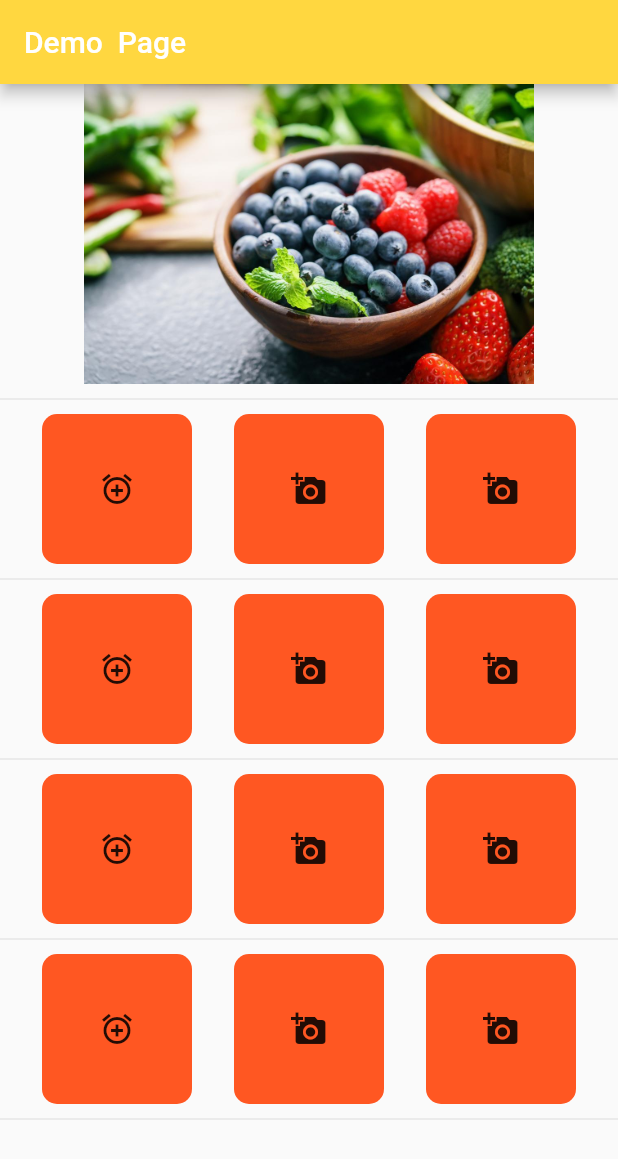
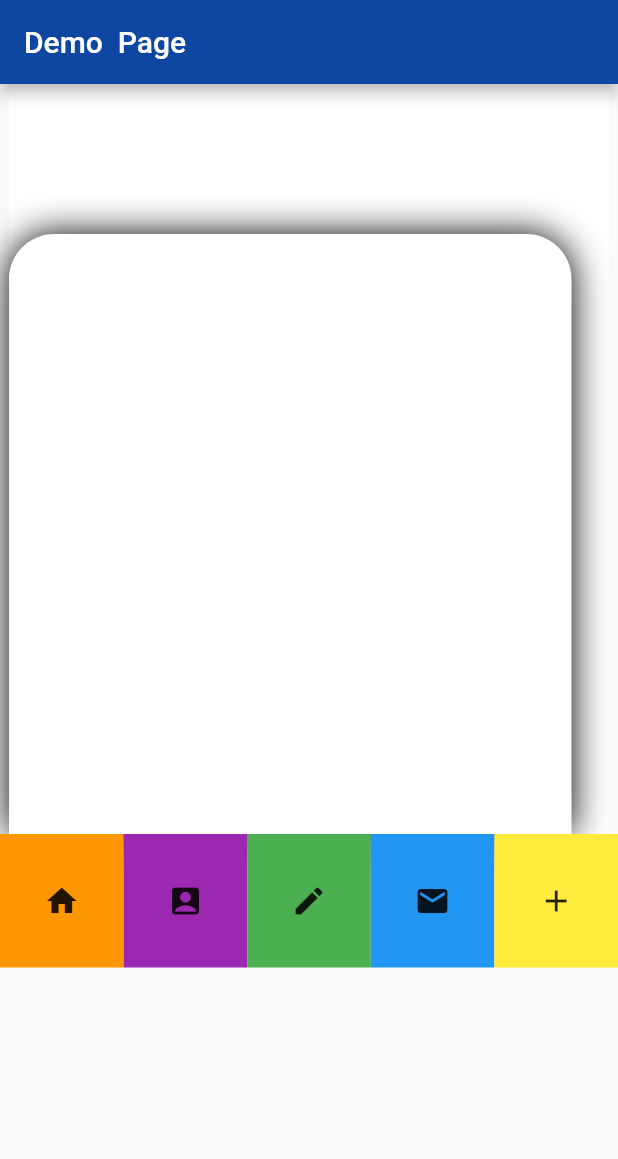
Before and after one commit to jpmehedi/UI-Design-Learn-Flutter, a Flutter app: the screen it shows after launch, on a phone screen of 412 x 824 dp. Shown: the top 1159 px of the screen. Run offline on Flutter 3.47's test engine with Material 2 defaults, Android fonts, the phone set to English and light mode, and no system bars.

Commit message:
stack positioned sizebox box shadow Expanded

```diff
--- a/lib/main.dart
+++ b/lib/main.dart
@@ -12,60 +12,67 @@ class MyApp extends StatelessWidget {
       home: Scaffold(
         appBar: AppBar(
           title: Text('Demo  Page'),
-          backgroundColor: Colors.amberAccent,
+          backgroundColor: Colors.blue[900],
         ),
         body: SafeArea(
-          child: ListView(
+          child: Column(
+            mainAxisSize: MainAxisSize.max,
             children: <Widget>[
-              Column(
-                mainAxisAlignment: MainAxisAlignment.spaceEvenly,
+              Stack(
                 children: <Widget>[
-                  Column(
-                    children: <Widget>[
-                      Image.asset(
-                        'images/food.jpg',
-                        width: 500,
-                        height: 200,
+                  Container(
+                    width: 400,
+                    height: 500,
+                    decoration: BoxDecoration(
+                      color: Colors.white,
+                    ),
+                  ),
+                  Positioned(
+                    top: 100,
+
+                    child: Container(
+                      width: 375,
+                      height: 400,
+                      decoration: BoxDecoration(
+                        color:Colors.white,
+                        boxShadow: [
+                          new BoxShadow(
+                            color: Colors.black,
+                            blurRadius: 20.0,
+                          ),
+                        ],
+                        borderRadius: BorderRadius.only(
+                            topLeft: Radius.circular(30),
+                            topRight: Radius.circular(30)),
+                      ),
+                    ),
                   ),
                 ],
               ),
-                  Divider(
-                    height: 20.0,
+              Row(
+                children: <Widget>[
+                  BottomButton(
+                    colur: Colors.orange,
+                    icon: Icons.home,
                   ),
-                  Column(
-                    children: <Widget>[
-                      BuildRow(),
-                    ],
+                  BottomButton(
+                    colur: Colors.purple,
+                    icon: Icons.account_box,
                   ),
-                  Divider(
-                    height: 20.0,
+                  BottomButton(
+                    colur: Colors.green,
+                    icon: Icons.edit,
                   ),
-                  Column(
-                    children: <Widget>[
-                      BuildRow(),
-                    ],
+                  BottomButton(
+                    colur: Colors.blue,
+                    icon: Icons.email,
                   ),
-                  Divider(
-                    height: 20.0,
-                  ),
-                  Column(
-                    children: <Widget>[
-                      BuildRow(),
-                    ],
-                  ),
-                  Divider(
-                    height: 20.0,
-                  ),
-                  Column(
-                    children: <Widget>[
-                      BuildRow(),
-                    ],
-                  ),
-                  Divider(
-                    height: 20.0,
+                  BottomButton(
+                    colur: Colors.yellow,
+                    icon: Icons.add,
                   ),
                 ],
-              ),
+              )
             ],
           ),
         ),
@@ -74,47 +81,21 @@ class MyApp extends StatelessWidget {
   }
 }
 
-class BuildRow extends StatelessWidget {
-  const BuildRow({
-    Key key,
-  }) : super(key: key);
-
+class BottomButton extends StatelessWidget {
+  BottomButton({@required this.colur, @required this.icon});
+  final Color colur;
+  final IconData icon;
   @override
   Widget build(BuildContext context) {
-    return Row(
-      mainAxisAlignment: MainAxisAlignment.spaceEvenly,
-      children: <Widget>[
-        Container(
-          padding: EdgeInsets.all(20),
-          height: 100.0,
-          width: 100.0,
-          child: Icon(Icons.add_alarm),
+    return Expanded(
+      child: Container(
+        child: Icon(icon),
+        width: 50,
+        height: 89,
         decoration: BoxDecoration(
-            color: Colors.deepOrange,
-            borderRadius: BorderRadius.all(Radius.circular(10.0)),
+          color: colur,
         ),
       ),
-        Container(
-          padding: EdgeInsets.all(20),
-          height: 100.0,
-          width: 100.0,
-          child: Icon(Icons.add_a_photo),
-          decoration: BoxDecoration(
-            color: Colors.deepOrange,
-            borderRadius: BorderRadius.all(Radius.circular(10.0)),
-          ),
-        ),
-        Container(
-          padding: EdgeInsets.all(20),
-          height: 100.0,
-          width: 100.0,
-          child: Icon(Icons.add_a_photo),
-          decoration: BoxDecoration(
-            color: Colors.deepOrange,
-            borderRadius: BorderRadius.all(Radius.circular(10.0)),
-          ),
-        )
-      ],
     );
   }
 }
```
Lines whose indentation alone changed are shown as unchanged.
